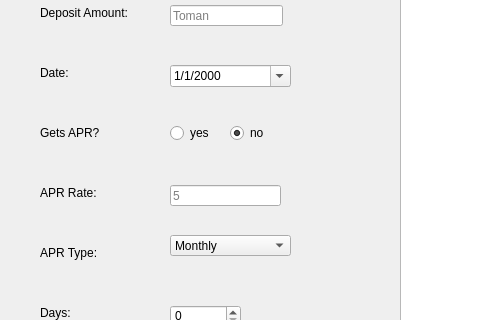
First picture: the form in form.ui, repository Devel-ash/Expense-tracker, before the edit; both pictures show x 0 to 480 and y 105 to 425 of the 804 by 581 pixel window.
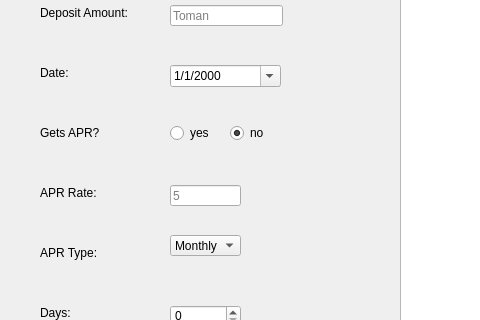
Second picture: the form after the edit. The open tabs and pages were chosen to show the change.

Diff of the .ui file:
```diff
--- a/form.ui
+++ b/form.ui
@@ -284,7 +284,7 @@
        <rect>
         <x>170</x>
         <y>340</y>
-        <width>121</width>
+        <width>71</width>
         <height>21</height>
        </rect>
       </property>
@@ -375,7 +375,7 @@
        <rect>
         <x>170</x>
         <y>170</y>
-        <width>121</width>
+        <width>111</width>
         <height>22</height>
        </rect>
       </property>
@@ -417,7 +417,7 @@
        <rect>
         <x>170</x>
         <y>290</y>
-        <width>111</width>
+        <width>71</width>
         <height>21</height>
        </rect>
       </property>
```
Left out of the diff: 4 changed lines with no effect on the pictures.
